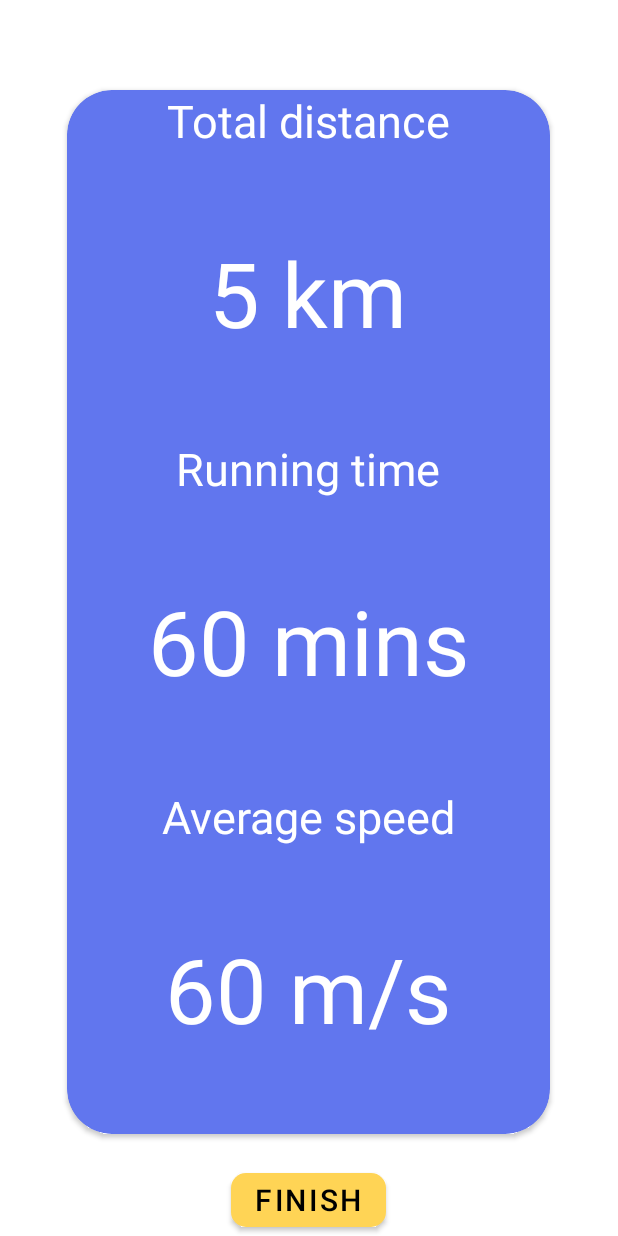
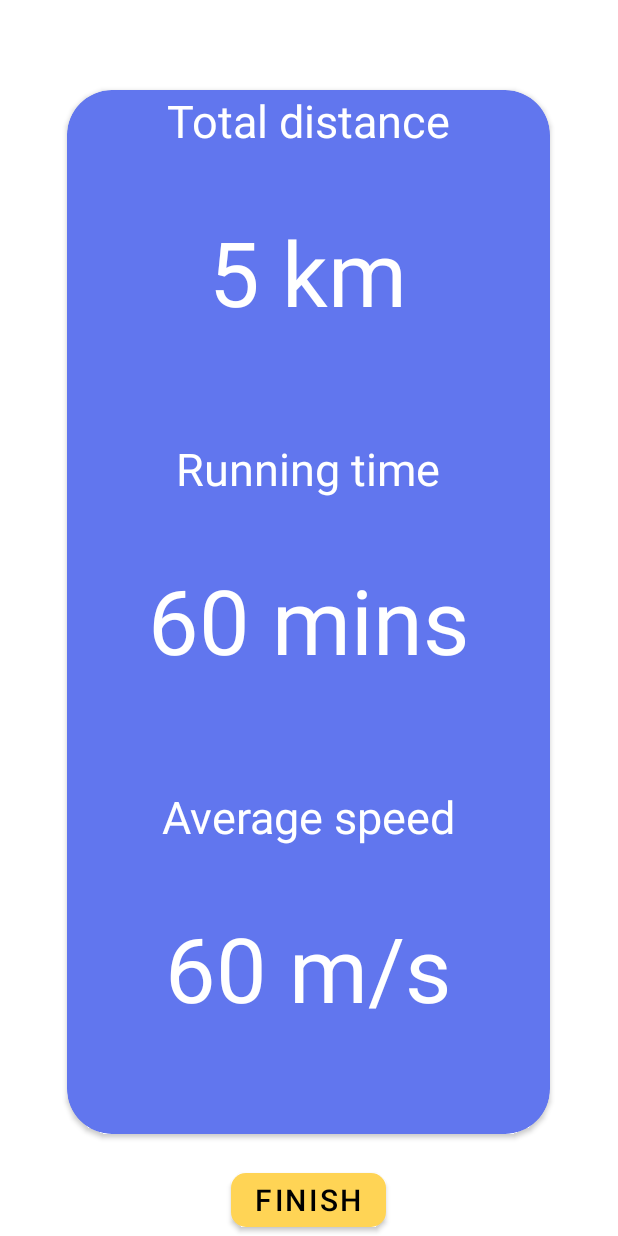
Before and after one commit to nhanlun/TechDash, an Android app: the layout run_result.xml on its own in the app's theme, with its tools: preview values and no code run, on a phone screen of 412 x 824 dp. Run offline under Robolectric (Android 15) with nearby library versions, the phone set to English and light mode, and no system bars.

Commit message:
Resolve some warning

```diff
--- a/app/src/main/res/layout/run_result.xml
+++ b/app/src/main/res/layout/run_result.xml
@@ -14,7 +14,7 @@
         app:cardCornerRadius="30dp"
         android:layout_above="@+id/finishButon"
         android:layout_marginTop="60dp"
-        android:layout_marginLeft="90dp"
+        android:layout_marginStart="90dp"
         android:layout_marginBottom="20dp"
 
 
@@ -38,8 +38,9 @@
                 android:text="@string/total_distance"
                 android:textColor="@color/white"
                 android:textSize="30sp"
-                android:layout_weight="1"
                 android:textAlignment="center"/>
+                <!--android:layout_weight=""!-->
+
             <TextView
                 android:layout_width="match_parent"
                 android:layout_height="wrap_content"
@@ -47,7 +48,6 @@
                 android:textColor="@color/white"
                 android:textSize="60sp"
                 android:textAlignment="center"
-                android:layout_weight="4"
                 android:layout_gravity="center"
                 android:layout_marginTop="40dp"
                 android:gravity="center_horizontal"/>
@@ -63,7 +63,6 @@
             <TextView
                 android:layout_width="match_parent"
                 android:layout_height="wrap_content"
-                android:layout_weight="1"
                 android:text="@string/runtime"
                 android:textAlignment="center"
                 android:textColor="@color/white"
@@ -76,7 +75,6 @@
                 android:textColor="@color/white"
                 android:textSize="60sp"
                 android:textAlignment="center"
-                android:layout_weight="4"
                 android:layout_gravity="center"
                 android:layout_marginTop="40dp"
                 android:layout_marginBottom="0dp"
@@ -96,8 +94,7 @@
                 android:text="@string/average_speed"
                 android:textSize="30sp"
                 android:textColor="@color/white"
-                android:textAlignment="center"
-                android:layout_weight="1"/>
+                android:textAlignment="center"/>
             <TextView
                 android:layout_width="match_parent"
                 android:layout_height="wrap_content"
@@ -105,7 +102,6 @@
                 android:textColor="@color/white"
                 android:textSize="60sp"
                 android:textAlignment="center"
-                android:layout_weight="4"
                 android:layout_gravity="center"
                 android:layout_marginTop="40dp"
                 android:gravity="center_horizontal"/>
```
